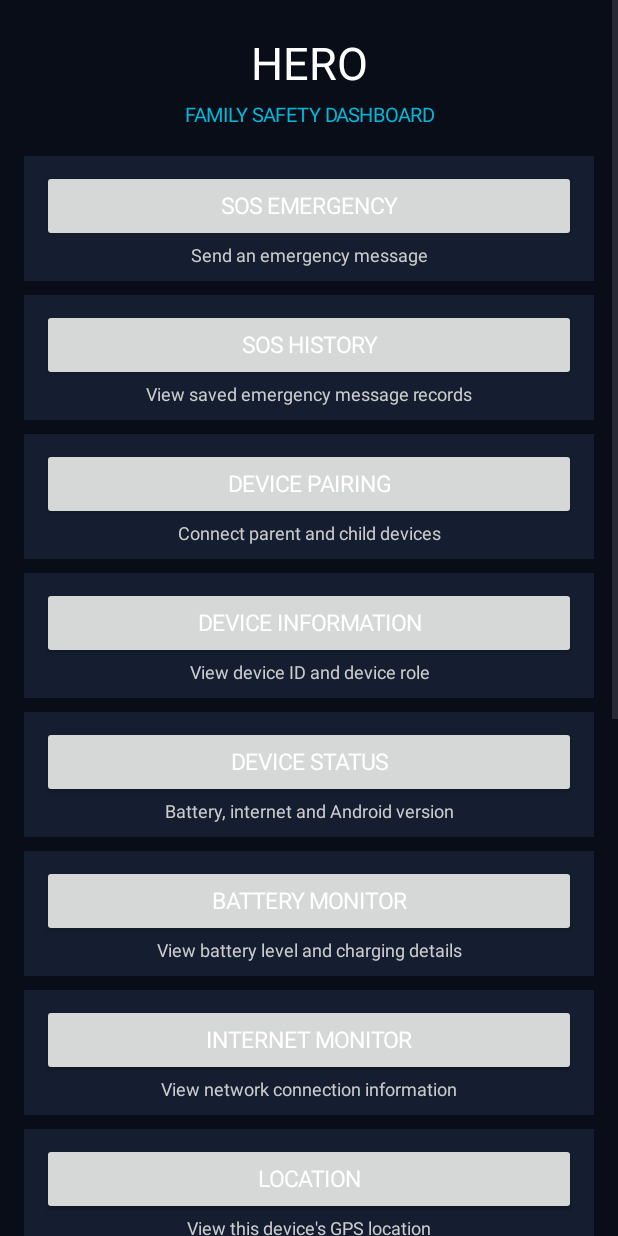
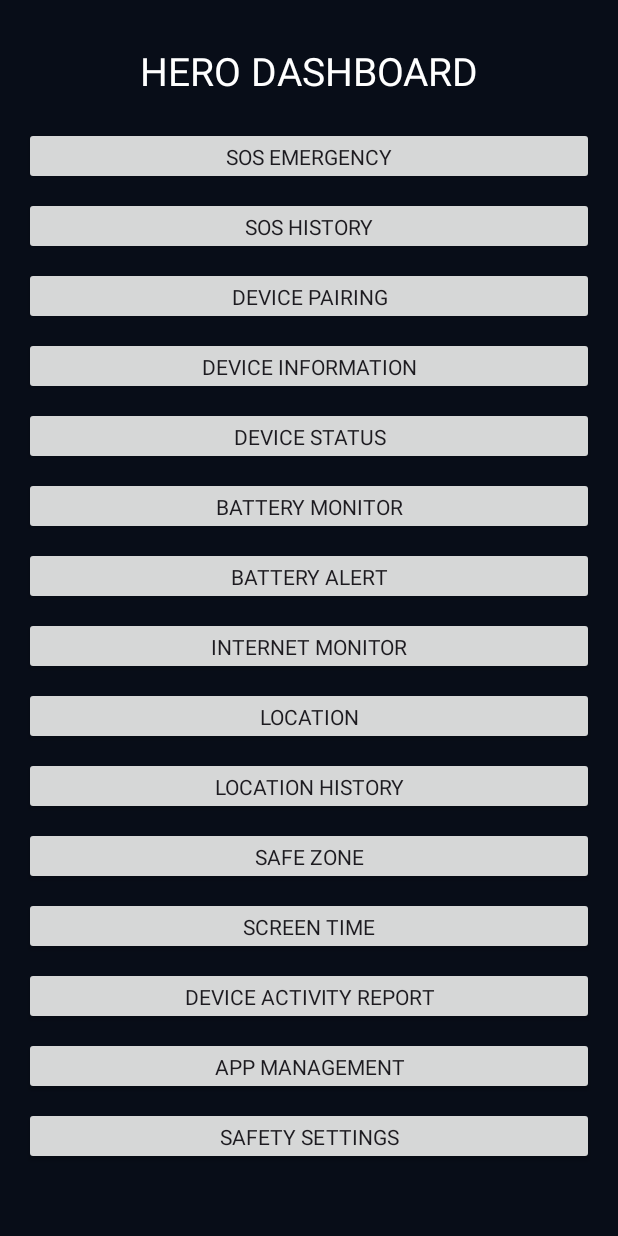
Before and after one commit to exprawdev/Hero, an Android app: the DashboardActivity screen opened directly, with no data from a screen before it, on a phone screen of 412 x 824 dp. Run offline under Robolectric (Android 15) with nearby library versions, the phone set to English and light mode, and no system bars.

Commit message:
Update DashboardActivity.kt

```diff
--- a/app/src/main/java/com/exprawdev/hero/DashboardActivity.kt
+++ b/app/src/main/java/com/exprawdev/hero/DashboardActivity.kt
@@ -13,138 +13,116 @@ import android.widget.TextView
 
 class DashboardActivity : Activity() {
 
-    private val backgroundColor = Color.rgb(8, 13, 24)
-    private val cardColor = Color.rgb(20, 30, 48)
-    private val accentColor = Color.rgb(0, 184, 217)
-
     override fun onCreate(savedInstanceState: Bundle?) {
         super.onCreate(savedInstanceState)
 
         val scrollView = ScrollView(this).apply {
-            setBackgroundColor(backgroundColor)
-            isFillViewport = true
+            setBackgroundColor(Color.rgb(8, 13, 24))
         }
 
-        val root = LinearLayout(this).apply {
+        val layout = LinearLayout(this).apply {
             orientation = LinearLayout.VERTICAL
-            setPadding(24, 32, 24, 24)
-            setBackgroundColor(backgroundColor)
+            setPadding(24, 32, 24, 32)
         }
 
         val title = TextView(this).apply {
-            text = "HERO"
-            textSize = 30f
+            text = "HERO DASHBOARD"
+            textSize = 26f
             setTextColor(Color.WHITE)
             gravity = Gravity.CENTER
+            setPadding(0, 12, 0, 24)
         }
 
-        val subtitle = TextView(this).apply {
-            text = "FAMILY SAFETY DASHBOARD"
-            textSize = 13f
-            setTextColor(accentColor)
-            gravity = Gravity.CENTER
-            setPadding(0, 8, 0, 28)
+        layout.addView(title)
+
+        addDashboardButton(layout, "SOS EMERGENCY") {
+            openActivity(SOSEmergencyActivity::class.java)
         }
 
-        root.addView(title)
-        root.addView(subtitle)
-
-        addDashboardButton(root, "SOS EMERGENCY", "Send an emergency message") {
-            startActivity(Intent(this, SOSEmergencyActivity::class.java))
+        addDashboardButton(layout, "SOS HISTORY") {
+            openActivity(SOSHistoryActivity::class.java)
         }
 
-        addDashboardButton(root, "SOS HISTORY", "View saved emergency message records") {
-            startActivity(Intent(this, SOSHistoryActivity::class.java))
+        addDashboardButton(layout, "DEVICE PAIRING") {
+            openActivity(RoleSelectionActivity::class.java)
         }
 
-        addDashboardButton(root, "DEVICE PAIRING", "Connect parent and child devices") {
-            startActivity(Intent(this, RoleSelectionActivity::class.java))
+        addDashboardButton(layout, "DEVICE INFORMATION") {
+            openActivity(DeviceInfoActivity::class.java)
         }
 
-        addDashboardButton(root, "DEVICE INFORMATION", "View device ID and device role") {
-            startActivity(Intent(this, DeviceInfoActivity::class.java))
+        addDashboardButton(layout, "DEVICE STATUS") {
+            openActivity(DeviceStatusActivity::class.java)
         }
 
-        addDashboardButton(root, "DEVICE STATUS", "Battery, internet and Android version") {
-            startActivity(Intent(this, DeviceStatusActivity::class.java))
+        addDashboardButton(layout, "BATTERY MONITOR") {
+            openActivity(BatteryMonitorActivity::class.java)
         }
 
-        addDashboardButton(root, "BATTERY MONITOR", "View battery level and charging details") {
-            startActivity(Intent(this, BatteryMonitorActivity::class.java))
+        addDashboardButton(layout, "BATTERY ALERT") {
+            openActivity(BatteryAlertActivity::class.java)
         }
 
-        addDashboardButton(root, "INTERNET MONITOR", "View network connection information") {
-            startActivity(Intent(this, InternetConnectionActivity::class.java))
+        addDashboardButton(layout, "INTERNET MONITOR") {
+            openActivity(InternetConnectionActivity::class.java)
         }
 
-        addDashboardButton(root, "LOCATION", "View this device's GPS location") {
-            startActivity(Intent(this, LocationActivity::class.java))
+        addDashboardButton(layout, "LOCATION") {
+            openActivity(LocationActivity::class.java)
         }
 
-        addDashboardButton(root, "LOCATION HISTORY", "View saved GPS location records") {
-            startActivity(Intent(this, LocationHistoryActivity::class.java))
+        addDashboardButton(layout, "LOCATION HISTORY") {
+            openActivity(LocationHistoryActivity::class.java)
         }
 
-        addDashboardButton(root, "SAFE ZONE", "Configure your family's safe area") {
-            startActivity(Intent(this, SafeZoneActivity::class.java))
+        addDashboardButton(layout, "SAFE ZONE") {
+            openActivity(SafeZoneActivity::class.java)
         }
 
-        addDashboardButton(root, "SCREEN TIME", "View daily application usage") {
-            startActivity(Intent(this, ScreenTimeActivity::class.java))
+        addDashboardButton(layout, "SCREEN TIME") {
+            openActivity(ScreenTimeActivity::class.java)
         }
 
-        addDashboardButton(root, "DEVICE ACTIVITY REPORT", "View daily application activity") {
-            startActivity(Intent(this, DeviceActivityReportActivity::class.java))
+        addDashboardButton(layout, "DEVICE ACTIVITY REPORT") {
+            openActivity(DeviceActivityReportActivity::class.java)
         }
 
-        addDashboardButton(root, "APP MANAGEMENT", "View installed applications") {
-            startActivity(Intent(this, AppManagementActivity::class.java))
+        addDashboardButton(layout, "APP MANAGEMENT") {
+            openActivity(AppManagementActivity::class.java)
         }
 
-        addDashboardButton(root, "SAFETY SETTINGS", "Manage device and family security") {
-            startActivity(Intent(this, SafetySettingsActivity::class.java))
+        addDashboardButton(layout, "SAFETY SETTINGS") {
+            openActivity(SafetySettingsActivity::class.java)
         }
 
-        scrollView.addView(root)
+        scrollView.addView(layout)
         setContentView(scrollView)
     }
 
     private fun addDashboardButton(
-        parent: LinearLayout,
-        title: String,
-        description: String,
+        layout: LinearLayout,
+        label: String,
         action: () -> Unit
     ) {
-        val container = LinearLayout(this).apply {
-            orientation = LinearLayout.VERTICAL
-            setPadding(18, 14, 18, 14)
-            setBackgroundColor(cardColor)
+        val button = Button(this).apply {
+            text = label
+            textSize = 14f
+            isAllCaps = true
+            setOnClickListener {
+                action()
+            }
         }
-
-        val button = Button(this).apply {
-            text = title
-            textSize = 15f
-            setTextColor(Color.WHITE)
-            setOnClickListener { action() }
-        }
-
-        val detail = TextView(this).apply {
-            text = description
-            textSize = 12f
-            setTextColor(Color.LTGRAY)
-            gravity = Gravity.CENTER
-        }
-
-        container.addView(button)
-        container.addView(detail)
 
         val params = LinearLayout.LayoutParams(
             LinearLayout.LayoutParams.MATCH_PARENT,
-            LinearLayout.LayoutParams.WRAP_CONTENT
-        ).apply {
-            bottomMargin = 14
-        }
+            58
+        )
 
-        parent.addView(container, params)
+        params.setMargins(0, 6, 0, 6)
+        layout.addView(button, params)
+    }
+
+    private fun openActivity(activityClass: Class<*>) {
+        startActivity(Intent(this, activityClass))
     }
 }
```
